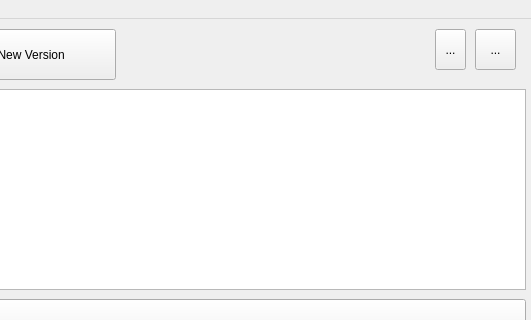
Before: the Qt Designer form github_hooks_dev/deployment_installer/dependencies/ui/elixys_uploader.ui in Joshua-Thompson/SofieDeployment, drawn with Qt 5; both pictures show x 105 to 636 and y 0 to 320 of the 636 by 478 pixel window.
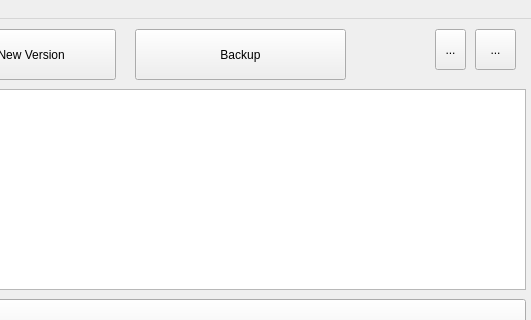
After: the same form once the commit is applied. Icons and pictures are not drawn.

Commit message: Backups to the local drive is successful

What changed in the file:
```diff
--- a/github_hooks_dev/deployment_installer/dependencies/ui/elixys_uploader.ui
+++ b/github_hooks_dev/deployment_installer/dependencies/ui/elixys_uploader.ui
@@ -133,6 +133,19 @@
      <string>Yes</string>
     </property>
    </widget>
+   <widget class="QPushButton" name="backup_btn">
+    <property name="geometry">
+     <rect>
+      <x>240</x>
+      <y>10</y>
+      <width>211</width>
+      <height>51</height>
+     </rect>
+    </property>
+    <property name="text">
+     <string>Backup</string>
+    </property>
+   </widget>
   </widget>
   <widget class="QMenuBar" name="menubar">
    <property name="geometry">
```
The commit also changes 2 other files.
